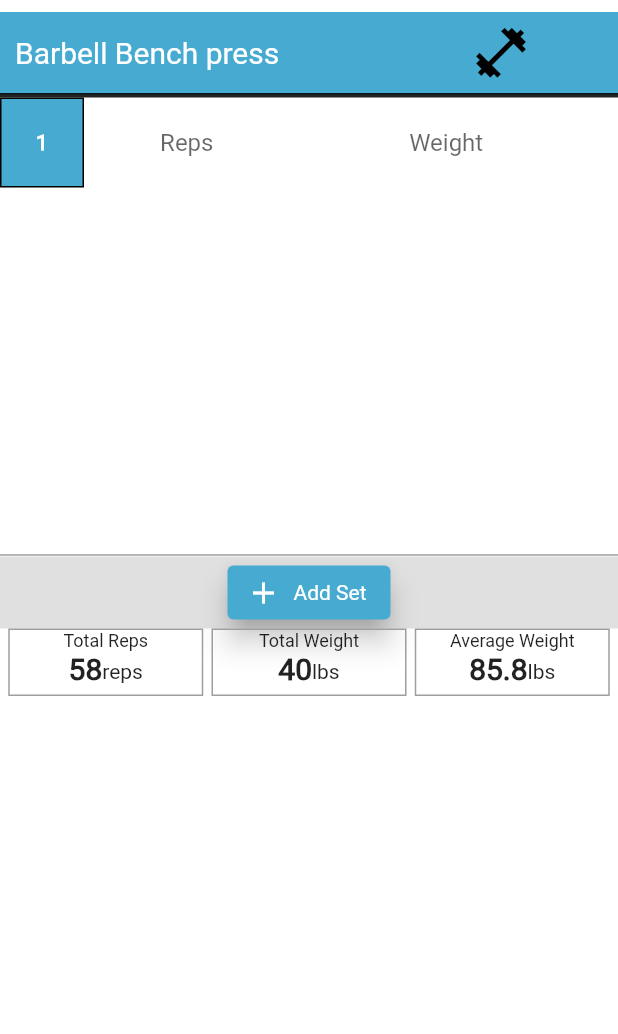
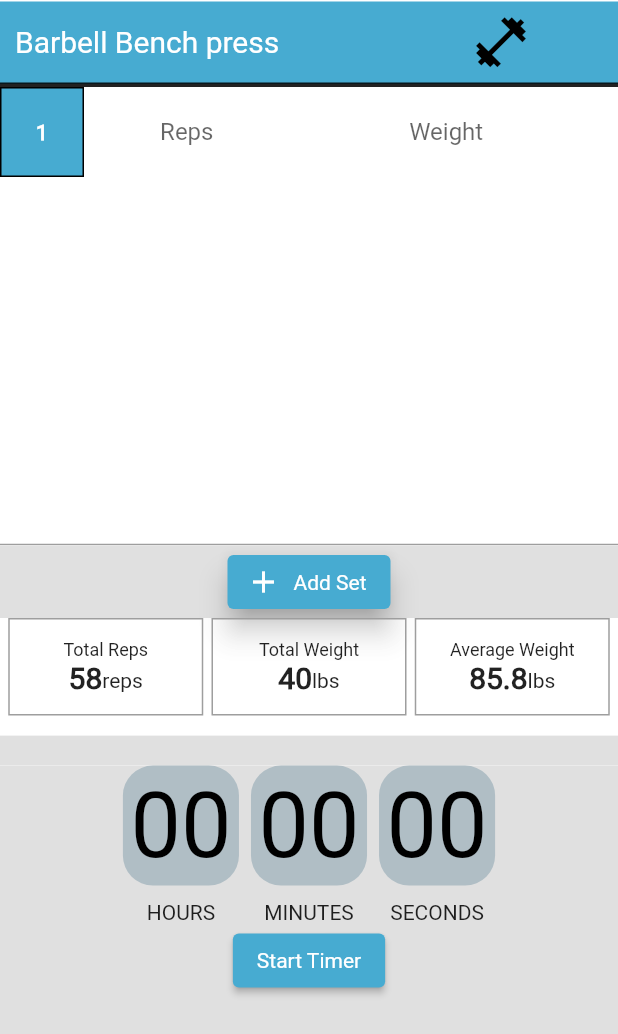
Before and after one commit to joelplotnik/HunterFit, a Flutter app: the WeightsView screen opened directly, on a phone screen of 412 x 824 dp. Shown: the top 1034 px of the screen. Run offline on Flutter 3.47's test engine with Material 2 defaults, Android fonts, the phone set to English and light mode, and no system bars; our stand-ins replace cloud_firestore, firebase_auth, firebase_core, flutter_svg, font_awesome_flutter, google_maps_flutter and 1 more; accounts and stored records are empty.

Commit message:
Added stopwatch widget to widgets folder and weights page

```diff
--- a/lib/provider/location_provider.dart
+++ b/lib/provider/location_provider.dart
@@ -41,10 +41,10 @@ class LocationProvider with ChangeNotifier {
     }
 
     location.onLocationChanged.listen((LocationData currentLocation) {
-      _locationPosition =
-          LatLng(currentLocation.latitude!, currentLocation.longitude!); // CHANGES MADE HERE
+      _locationPosition = LatLng(currentLocation.latitude!,
+          currentLocation.longitude!); // CHANGES MADE HERE
 
-      print(_locationPosition);
+      //   print(_locationPosition);
       notifyListeners();
     });
   }
--- a/lib/view/weights/weights_view.dart
+++ b/lib/view/weights/weights_view.dart
@@ -1,9 +1,11 @@
 import 'package:flutter/material.dart';
+import 'package:flutter/widgets.dart';
 import 'package:hunter_fit/view/weights/components/set_card.dart';
 import 'package:hunter_fit/constants.dart' as constants;
 import 'workouts_list.dart';
 import 'package:firebase_core/firebase_core.dart';
 import 'package:cloud_firestore/cloud_firestore.dart';
+import 'package:hunter_fit/widgets/stopwatch.dart';
 
 class WeightsView extends StatefulWidget {
   const WeightsView({Key? key}) : super(key: key);
@@ -13,6 +15,8 @@ class WeightsView extends StatefulWidget {
 }
 
 class _WeightsViewState extends State<WeightsView> {
+  Stopwatch stopwatch = Stopwatch();
+
   final List<Widget> _setsList = [
     Row(
       children: [
@@ -79,7 +83,7 @@ class _WeightsViewState extends State<WeightsView> {
       body: Column(
         children: [
           const SizedBox(
-            height: 8,
+            height: 1,
           ),
           Container(
             height: 55,
@@ -184,10 +188,11 @@ class _WeightsViewState extends State<WeightsView> {
               mainAxisAlignment: MainAxisAlignment.spaceEvenly,
               children: [
                 Container(
-                  height: 45,
+                  height: 65,
                   width: 130,
                   decoration: constants.kWeightsDataBoxDecoration,
                   child: Column(
+                    mainAxisAlignment: MainAxisAlignment.center,
                     children: [
                       const Text(
                         "Total Reps",
@@ -209,10 +214,11 @@ class _WeightsViewState extends State<WeightsView> {
                   ),
                 ),
                 Container(
-                  height: 45,
+                  height: 65,
                   width: 130,
                   decoration: constants.kWeightsDataBoxDecoration,
                   child: Column(
+                    mainAxisAlignment: MainAxisAlignment.center,
                     children: [
                       const Text(
                         "Total Weight",
@@ -234,10 +240,11 @@ class _WeightsViewState extends State<WeightsView> {
                   ),
                 ),
                 Container(
-                  height: 45,
+                  height: 65,
                   width: 130,
                   decoration: constants.kWeightsDataBoxDecoration,
                   child: Column(
+                    mainAxisAlignment: MainAxisAlignment.center,
                     children: [
                       const Text(
                         "Average Weight",
@@ -261,6 +268,15 @@ class _WeightsViewState extends State<WeightsView> {
               ],
             ),
           ),
+          Container(
+            width: double.infinity,
+            height: 20,
+            color: Colors.grey.shade300,
+          ),
+          Expanded(
+            flex: 4,
+            child: stopwatch,
+          )
         ],
       ),
     );
--- a/lib/widgets/button_widget.dart
+++ b/lib/widgets/button_widget.dart
@@ -1,28 +1,20 @@
 import 'package:flutter/material.dart';
+import 'package:hunter_fit/constants.dart' as constants;
 
 class ButtonWidget extends StatelessWidget {
   final VoidCallback onClicked;
+  final String text;
 
   const ButtonWidget({
     Key? key,
+    required this.text,
     required this.onClicked,
   }) : super(key: key);
 
   @override
   Widget build(BuildContext context) => ElevatedButton(
-        style: ElevatedButton.styleFrom(
-            minimumSize: const Size(100, 42)),
-        child: Row(
-          mainAxisSize: MainAxisSize.min,
-          children: const [
-            Icon(Icons.more_time, size: 28),
-            SizedBox(width: 8),
-            Text(
-              'Show Picker',
-              style: TextStyle(fontSize: 20),
-            ),
-          ],
-        ),
+        child: Text(text),
+        style: ElevatedButton.styleFrom(primary: constants.kHunterColor),
         onPressed: onClicked,
       );
 }
--- /dev/null
+++ b/lib/widgets/stopwatch.dart
@@ -0,0 +1,145 @@
+import 'dart:async';
+import 'package:flutter/material.dart';
+import 'package:hunter_fit/widgets/button_widget.dart';
+
+class Stopwatch extends StatefulWidget {
+  const Stopwatch({Key? key}) : super(key: key);
+
+  @override
+  _StopwatchState createState() => _StopwatchState();
+}
+
+class _StopwatchState extends State<Stopwatch> {
+  Duration duration = Duration();
+  Timer? timer;
+
+  @override
+  void initState() {
+    // TODO: implement initState
+    super.initState();
+    reset();
+  }
+
+  void reset() {
+    setState(() => duration = Duration());
+  }
+
+  void startTimer({bool resets = true}) {
+    if (resets) {
+      reset();
+    }
+
+    timer = Timer.periodic(Duration(seconds: 1), (_) => addTime());
+  }
+
+  void stopTimer({bool resets = true}) {
+    if (resets) {
+      reset();
+    }
+    setState(() => timer?.cancel());
+  }
+
+  addTime() {
+    final addSeconds = 1;
+
+    setState(() {
+      final seconds = duration.inSeconds + addSeconds;
+      duration = Duration(seconds: seconds);
+    });
+  }
+
+  @override
+  Widget build(BuildContext context) {
+    return Scaffold(
+      body: Center(
+        child: Container(
+          color: Colors.grey.shade300,
+          child: Column(
+            children: [
+              buildTime(),
+              buildButtons(),
+            ],
+          ),
+        ),
+      ),
+    );
+  }
+
+  Widget buildTime() {
+    String twoDigits(int n) => n.toString().padLeft(2, '0');
+    final hours = twoDigits(duration.inHours.remainder(60));
+    final minutes = twoDigits(duration.inMinutes.remainder(60));
+    final seconds = twoDigits(duration.inSeconds.remainder(60));
+
+    return Row(
+      mainAxisAlignment: MainAxisAlignment.center,
+      children: [
+        buildTimeCard(time: hours, header: 'HOURS'),
+        const SizedBox(
+          width: 8,
+        ),
+        buildTimeCard(time: minutes, header: 'MINUTES'),
+        const SizedBox(
+          width: 8,
+        ),
+        buildTimeCard(time: seconds, header: 'SECONDS'),
+      ],
+    );
+  }
+
+  Widget buildTimeCard({required String time, required String header}) =>
+      Column(
+        children: [
+          Container(
+            padding: EdgeInsets.all(5),
+            decoration: BoxDecoration(
+              color: Colors.blueGrey.shade200,
+              borderRadius: BorderRadius.circular(20),
+            ),
+            child: Text(
+              time,
+              style: TextStyle(
+                  fontSize: 60,
+                  color: Colors.black,
+                  fontWeight: FontWeight.w400),
+            ),
+          ),
+          SizedBox(height: 10),
+          Text(header),
+        ],
+      );
+  Widget buildButtons() {
+    final isRunning = timer == null ? false : timer!.isActive;
+    final isCompleted = duration.inSeconds == 0;
+
+    return isRunning || !isCompleted
+        ? Row(
+            mainAxisAlignment: MainAxisAlignment.center,
+            children: [
+              ButtonWidget(
+                text: isRunning ? 'STOP' : 'RESUME',
+                onClicked: () {
+                  if (isRunning) {
+                    stopTimer(resets: false);
+                  } else {
+                    startTimer(resets: false);
+                  }
+                },
+              ),
+              const SizedBox(width: 12),
+              ButtonWidget(
+                text: 'CANCEL',
+                onClicked: () {
+                  stopTimer();
+                },
+              ),
+            ],
+          )
+        : ButtonWidget(
+            text: 'Start Timer',
+            onClicked: () {
+              startTimer();
+            },
+          );
+  }
+}
```
Also changed, not shown: pubspec.lock.
